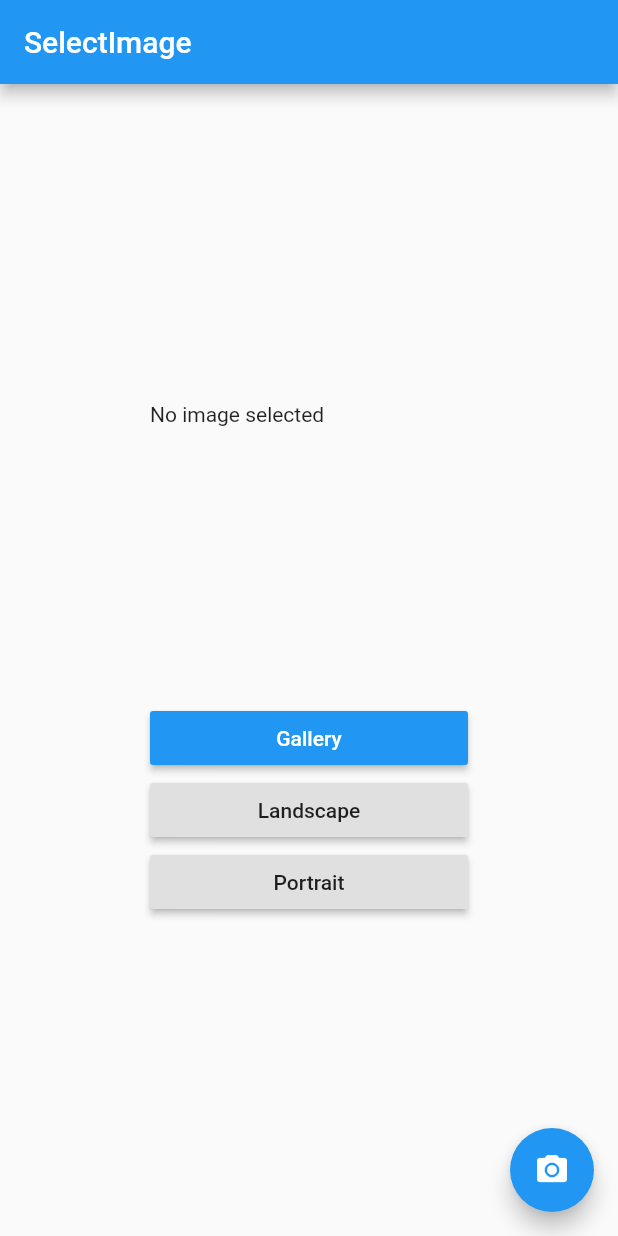
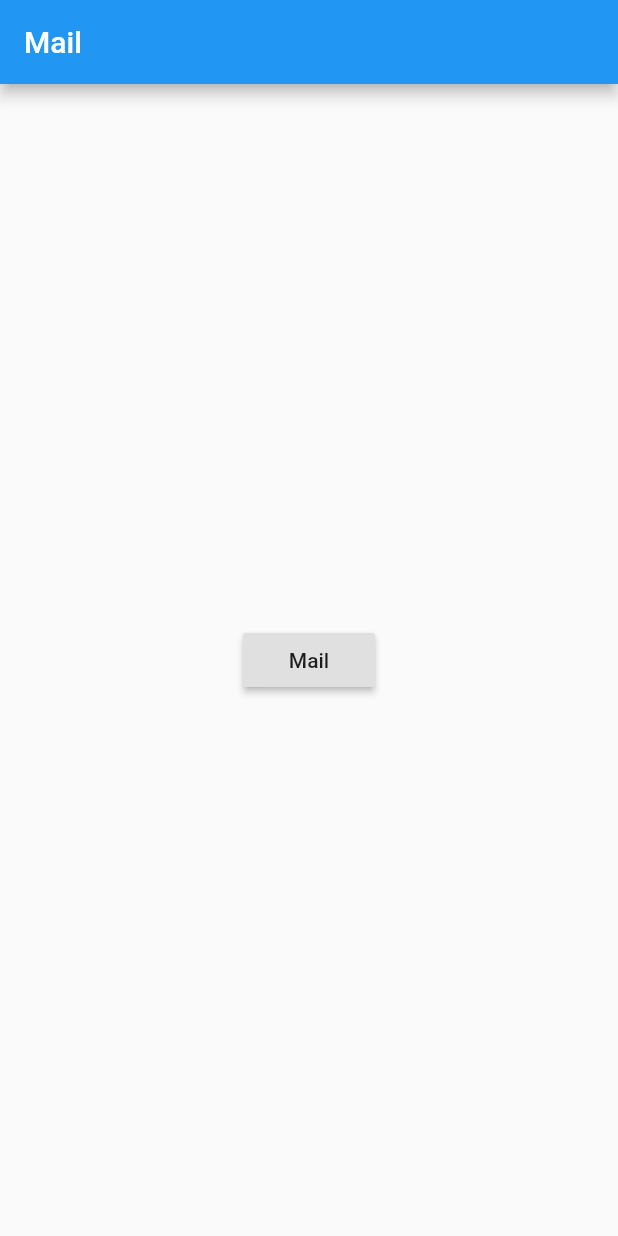
Before and after one commit to nasrinsamad19/FlutterSampleApp, a Flutter app: the screen it shows after launch, on a phone screen of 412 x 824 dp. Run offline on Flutter 3.47's test engine with Material 2 defaults, Android fonts, the phone set to English and light mode, and no system bars; our stand-ins replace flutter_swiper, gallery_saver, image_picker, sqflite; missing offline and left inert: mailer; accounts and stored records are empty.

Commit message:
Added Mailing option

```diff
--- /dev/null
+++ b/lib/Mailer.dart
@@ -0,0 +1,34 @@
+import 'package:flutter/cupertino.dart';
+import 'package:flutter/material.dart';
+import 'package:mailer/mailer.dart';
+import 'package:mailer/smtp_server.dart';
+import 'package:url_launcher/url_launcher.dart';
+class Mailer extends StatefulWidget{
+  State<StatefulWidget> createState()=> _State();
+}
+class _State extends State<Mailer>{
+
+  void _mail() async {
+    final url = 'mailto:dude@gmail.com';
+    if (await canLaunch(url)) {
+      await launch(url);
+    } else {
+      throw 'Could not launch $url';
+    }
+  }
+  @override
+  Widget build(BuildContext context) {
+    return MaterialApp(
+      home: Scaffold(
+        appBar: AppBar(title: Text('Mail'),),
+        body: Center(
+          child: RaisedButton(
+            child: Text("Mail"),
+            onPressed: _mail,
+          ),
+        ),
+      ),
+
+    );
+  }
+}
--- a/lib/main.dart
+++ b/lib/main.dart
@@ -5,6 +5,7 @@ import 'package:sample/EmployeeHome.dart';
 import 'package:sample/Images.dart';
 import 'package:sample/Login.dart';
 import 'package:sample/Home.dart';
+import 'package:sample/Mailer.dart';
 import 'package:sample/OrientationCheck.dart';
 import 'package:sample/SearchList.dart';
 import 'package:sample/ShowImage.dart';
@@ -22,6 +23,6 @@ void main() => runApp(MyApp());
    Widget build(BuildContext buildContext)
   {
     return MaterialApp(
-      home:OrientationCheck()
+      home:Mailer()
     );
   }}
--- a/pubspec.yaml
+++ b/pubspec.yaml
@@ -32,6 +32,7 @@ dependencies:
   gallery_saver: ^2.0.1
   sqflite: 1.3.1+1
   path: 1.7.0
+  mailer: ^3.2.1
 
 
 
```
Also changed, not shown: pubspec.lock.
